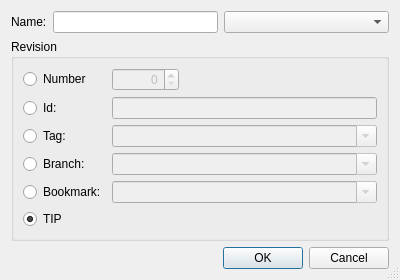
This is Plugins/VcsPlugins/vcsMercurial/BookmarksExtension/HgBookmarkDialog.ui in testmana2/test as Qt 5 draws it before an edit. The edited form follows.
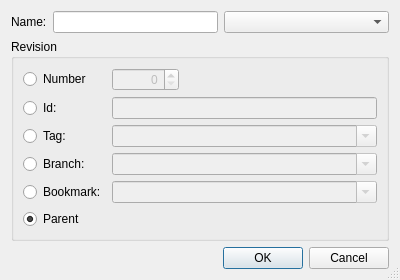
This is the edited form.

Patch:
```diff
--- a/Plugins/VcsPlugins/vcsMercurial/BookmarksExtension/HgBookmarkDialog.ui
+++ b/Plugins/VcsPlugins/vcsMercurial/BookmarksExtension/HgBookmarkDialog.ui
@@ -206,7 +206,7 @@
          <string>Select tip revision of repository</string>
         </property>
         <property name="text">
-         <string>TIP</string>
+         <string>Parent</string>
         </property>
         <property name="checked">
          <bool>true</bool>
```
